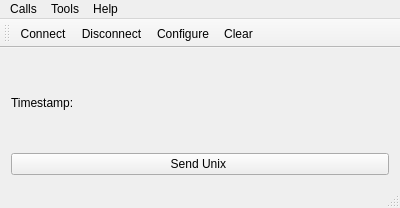
First picture: the form in terminal/mainwindow.ui, repository Jachhj-sc/TempusLudicus, before the edit.
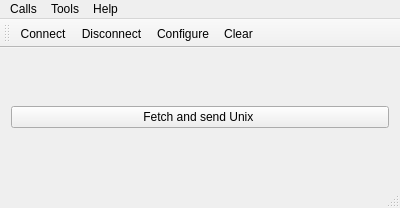
Second picture: the form after the edit. Icons and pictures are not drawn.

Commit message: Working version V1.0 of C++ terminal program that sends unxix timestamp through UART.

Diff of the .ui file:
```diff
--- a/terminal/mainwindow.ui
+++ b/terminal/mainwindow.ui
@@ -15,17 +15,10 @@
   </property>
   <widget class="QWidget" name="centralWidget">
    <layout class="QVBoxLayout" name="verticalLayout">
-    <item>
-     <widget class="QLabel" name="m_time">
-      <property name="text">
-       <string>Timestamp:</string>
-      </property>
-     </widget>
-    </item>
     <item>
      <widget class="QPushButton" name="pushButton">
       <property name="text">
-       <string>Send Unix </string>
+       <string>Fetch and send Unix </string>
       </property>
      </widget>
     </item>
```
The commit also changes 6 other files.
